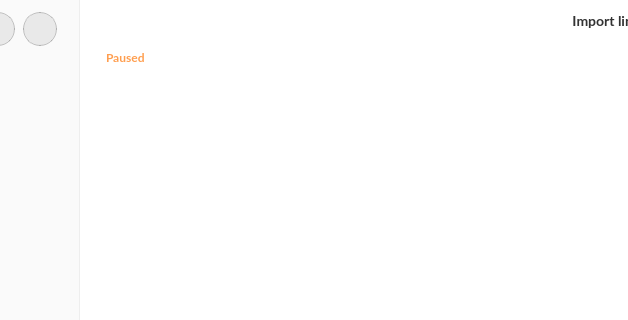
Old version of the form src/MEGASync/gui/linux/TransferManager.ui in the repository meganz/MEGAsync; both pictures show x 177 to 805 and y 0 to 320 of the 1045 by 720 pixel window.
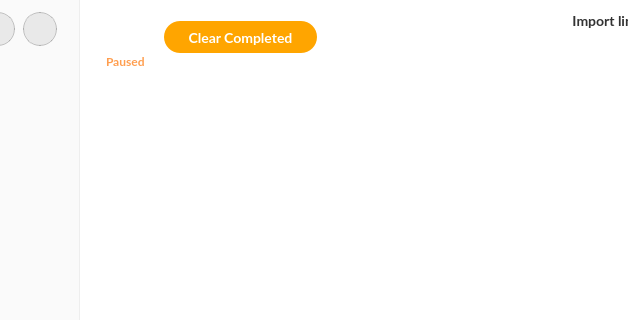
New version of the form. The open tabs and pages were chosen to show the change. Icons and pictures are not drawn. Custom widgets are drawn as their Qt base class.

Commit message: Transfer Manager: + clear all button, use extended selection, no drag and drop animation

Patch:
```diff
--- a/src/MEGASync/gui/linux/TransferManager.ui
+++ b/src/MEGASync/gui/linux/TransferManager.ui
@@ -235,6 +235,22 @@
     margin-right: 6px;
 }
 
+
+#tClearCompleted
+{
+	 height: 32px;
+    min-height: 32px;
+    max-height: 32px;
+  border-radius: 16px;
+	padding-left: 20px;
+	padding-right: 20px;
+  background-color: #FFA500;
+  color: #FFFFFF;
+  font-size: 14px;
+  font-weight: bold;
+	margin-left: 16px;
+}
+
 #bClearAll
 {
     height: 24px;
@@ -1636,24 +1652,44 @@
               <height>66</height>
              </size>
             </property>
-            <layout class="QVBoxLayout" name="currentContentLayout">
+            <layout class="QGridLayout" name="currentContentLayout">
              <property name="spacing">
               <number>0</number>
              </property>
-             <item>
+             <item row="0" column="1">
+              <widget class="QToolButton" name="tClearCompleted">
+               <property name="text">
+                <string>Clear Completed</string>
+               </property>
+              </widget>
+             </item>
+             <item row="0" column="0">
               <widget class="QLabel" name="lCurrentContent">
                <property name="text">
                 <string/>
                </property>
               </widget>
              </item>
-             <item>
+             <item row="1" column="0">
               <widget class="QLabel" name="lPaused">
                <property name="text">
                 <string>Paused</string>
                </property>
               </widget>
              </item>
+             <item row="0" column="2">
+              <spacer name="horizontalSpacer_13">
+               <property name="orientation">
+                <enum>Qt::Horizontal</enum>
+               </property>
+               <property name="sizeHint" stdset="0">
+                <size>
+                 <width>40</width>
+                 <height>20</height>
+                </size>
+               </property>
+              </spacer>
+             </item>
             </layout>
            </widget>
           </widget>
```
Left out of the diff: 2 changed lines with no effect on the pictures. The commit also changes 13 other files.
